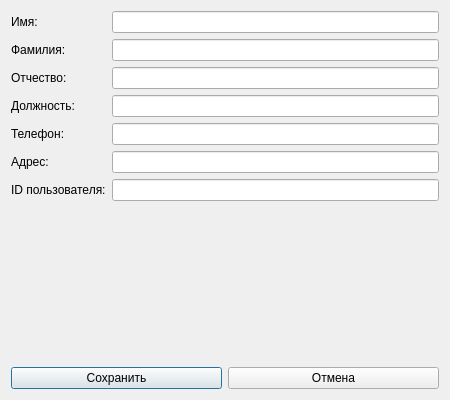
Qt form employee_dialog.ui (Kuller297/BDKursovaya) before a commit.
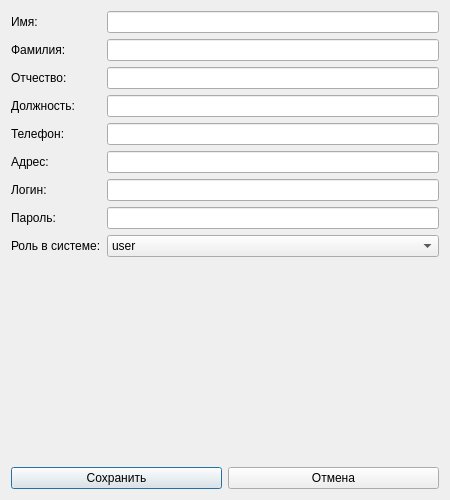
The same form after that commit.

Diff of the .ui file:
```diff
--- a/employee_dialog.ui
+++ b/employee_dialog.ui
@@ -7,7 +7,7 @@
     <x>0</x>
     <y>0</y>
     <width>450</width>
-    <height>400</height>
+    <height>500</height>
    </rect>
   </property>
   <property name="windowTitle">
@@ -79,12 +79,52 @@
      <item row="6" column="0">
       <widget class="QLabel" name="labelUserId">
        <property name="text">
-        <string>ID пользователя:</string>
+        <string>Логин:</string>
        </property>
       </widget>
      </item>
      <item row="6" column="1">
-      <widget class="QLineEdit" name="editUserId"/>
+      <widget class="QLineEdit" name="editLogin"/>
+     </item>
+     <item row="7" column="0">
+      <widget class="QLabel" name="labelPassword">
+       <property name="text">
+        <string>Пароль:</string>
+       </property>
+      </widget>
+     </item>
+     <item row="7" column="1">
+      <widget class="QLineEdit" name="editPassword">
+       <property name="echoMode">
+        <enum>QLineEdit::Password</enum>
+       </property>
+      </widget>
+     </item>
+     <item row="8" column="0">
+      <widget class="QLabel" name="labelRole">
+       <property name="text">
+        <string>Роль в системе:</string>
+       </property>
+      </widget>
+     </item>
+     <item row="8" column="1">
+      <widget class="QComboBox" name="comboRole">
+       <item>
+        <property name="text">
+         <string>user</string>
+        </property>
+       </item>
+       <item>
+        <property name="text">
+         <string>admin</string>
+        </property>
+       </item>
+       <item>
+        <property name="text">
+         <string>main_admin</string>
+        </property>
+       </item>
+      </widget>
      </item>
     </layout>
    </item>
```
Left out of the diff: 2 changed lines with no effect on the pictures.
